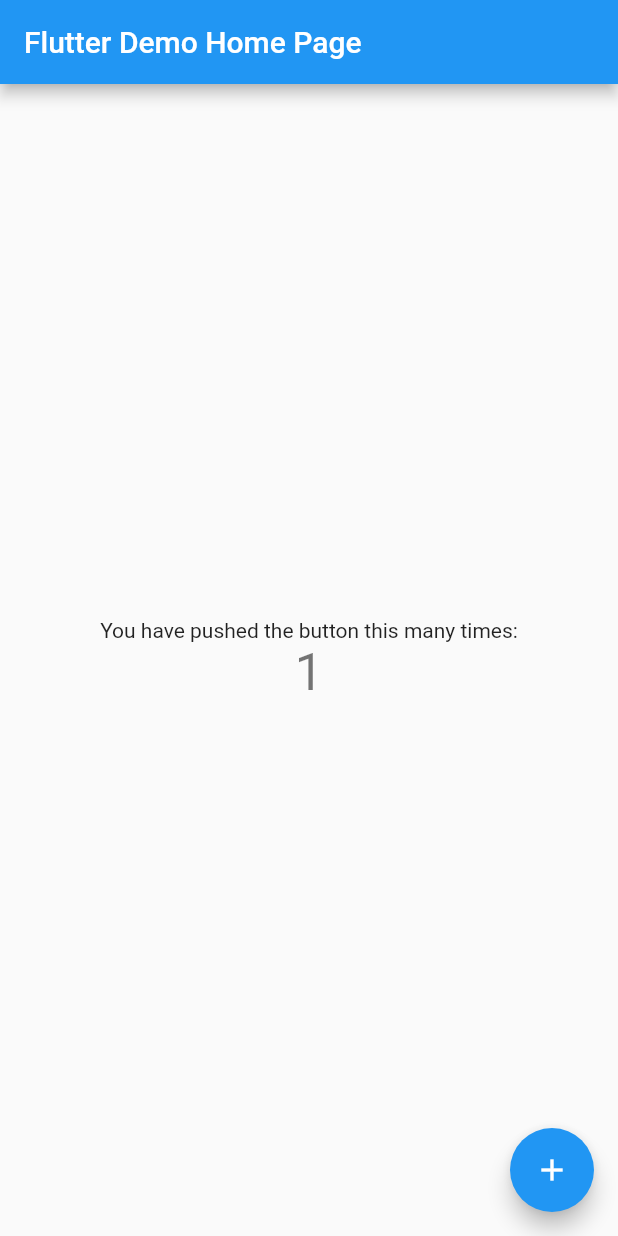
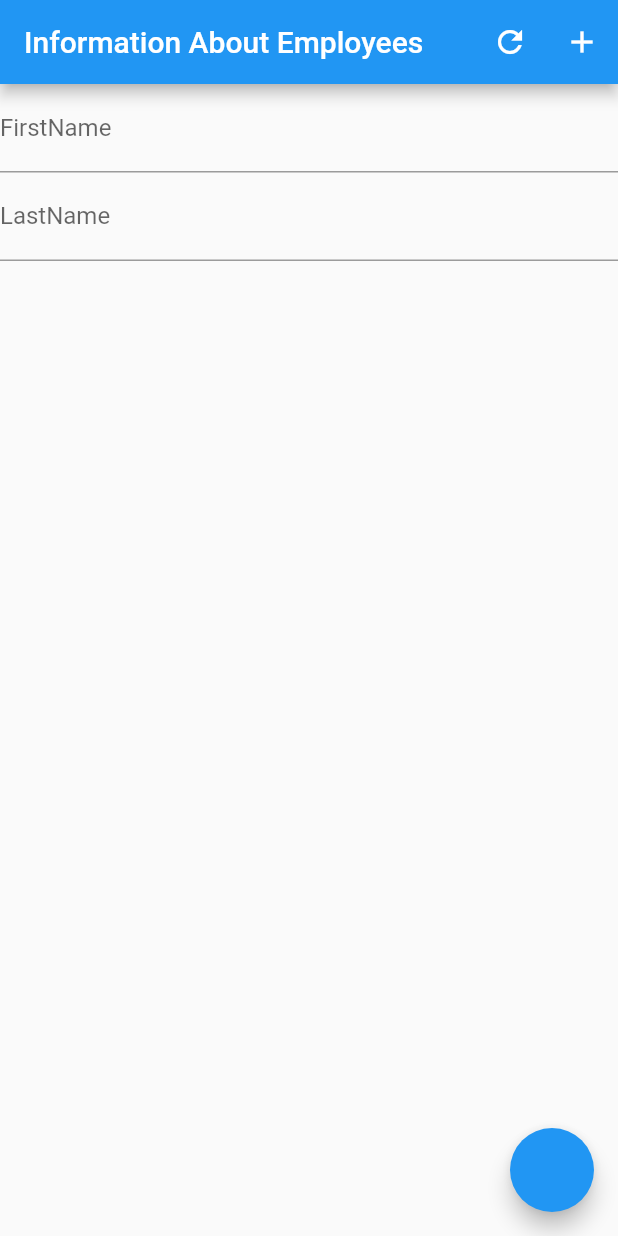
Before and after one commit to Sreenivassreee/managemant-app-with-mysql, a Flutter app: the screen it shows after launch, after a tap on the "add" icon, on a phone screen of 412 x 824 dp. Run offline on Flutter 3.47's test engine with Material 2 defaults, Android fonts, the phone set to English and light mode, and no system bars; network calls fail.

Commit message:
adding classes to deal with mysql

```diff
--- a/lib/main.dart
+++ b/lib/main.dart
@@ -1,117 +1,117 @@
 import 'package:flutter/material.dart';
+import 'package:management_app/services.dart';
 
-void main() {
-  runApp(MyApp());
-}
+import 'model.dart';
 
-class MyApp extends StatelessWidget {
-  // This widget is the root of your application.
+void main() => runApp(myApp());
+
+class myApp extends StatelessWidget {
   @override
   Widget build(BuildContext context) {
     return MaterialApp(
-      title: 'Flutter Demo',
-      theme: ThemeData(
-        // This is the theme of your application.
-        //
-        // Try running your application with "flutter run". You'll see the
-        // application has a blue toolbar. Then, without quitting the app, try
-        // changing the primarySwatch below to Colors.green and then invoke
-        // "hot reload" (press "r" in the console where you ran "flutter run",
-        // or simply save your changes to "hot reload" in a Flutter IDE).
-        // Notice that the counter didn't reset back to zero; the application
-        // is not restarted.
-        primarySwatch: Colors.blue,
-        // This makes the visual density adapt to the platform that you run
-        // the app on. For desktop platforms, the controls will be smaller and
-        // closer together (more dense) than on mobile platforms.
-        visualDensity: VisualDensity.adaptivePlatformDensity,
-      ),
-      home: MyHomePage(title: 'Flutter Demo Home Page'),
+      debugShowCheckedModeBanner: false,
+      title: "Management wtih Sql",
+      home: MyHomePage(),
     );
   }
 }
 
 class MyHomePage extends StatefulWidget {
-  MyHomePage({Key key, this.title}) : super(key: key);
-
-  // This widget is the home page of your application. It is stateful, meaning
-  // that it has a State object (defined below) that contains fields that affect
-  // how it looks.
-
-  // This class is the configuration for the state. It holds the values (in this
-  // case the title) provided by the parent (in this case the App widget) and
-  // used by the build method of the State. Fields in a Widget subclass are
-  // always marked "final".
-
-  final String title;
-
   @override
   _MyHomePageState createState() => _MyHomePageState();
 }
 
 class _MyHomePageState extends State<MyHomePage> {
-  int _counter = 0;
+  Future<List<Model>> people;
+  String selected;
+  TextEditingController firstName = TextEditingController();
+  TextEditingController lastName = TextEditingController();
 
-  void _incrementCounter() {
-    setState(() {
-      // This call to setState tells the Flutter framework that something has
-      // changed in this State, which causes it to rerun the build method below
-      // so that the display can reflect the updated values. If we changed
-      // _counter without calling setState(), then the build method would not be
-      // called again, and so nothing would appear to happen.
-      _counter++;
+  @override
+  void initState() {
+    super.initState();
+  }
+
+  _create() {
+    Services.createTable().then((result) {
+      if (result == '    Sucess') {
+        print("SuceessFully Created");
+      } else if (result == '    Failed') {
+        print("Failed to create");
+      }
     });
+  }
+
+  _Data() {
+    people = Services.Data();
+    print(people);
+  }
+
+  _Add() {
+    Services.add(firstName.text, lastName.text).then((value) {
+      if (value == '    Sucess') {
+        print("SucessFully Added");
+      } else if (value == '    Failed') {
+        print("Failed  To Added");
+      }
+    });
+  }
+
+  _Update() {
+    Services.updage(selected, firstName.text, lastName.text).then((value) {
+      if (value == '    Sucess') {
+        print("SucessFully Added");
+      } else if (value == '    Failed') {
+        print("Failed  To Added");
+      }
+    });
+  }
+
+  _Delete() {
+    Services.delete(selected).then((value) {
+      if (value == '    Sucess') {
+        print("SucessFully Deleted");
+      } else if (value == '    Failed') {
+        print("Failed  To Delete");
+      }
+    });
+  }
+
+  _clearText() {
+    firstName.text = "";
+    lastName.text = "";
   }
 
   @override
   Widget build(BuildContext context) {
-    // This method is rerun every time setState is called, for instance as done
-    // by the _incrementCounter method above.
-    //
-    // The Flutter framework has been optimized to make rerunning build methods
-    // fast, so that you can just rebuild anything that needs updating rather
-    // than having to individually change instances of widgets.
     return Scaffold(
+      floatingActionButton: FloatingActionButton(
+        onPressed: () {
+          _Add();
+          _clearText();
+        },
+      ),
       appBar: AppBar(
-        // Here we take the value from the MyHomePage object that was created by
-        // the App.build method, and use it to set our appbar title.
-        title: Text(widget.title),
+        title: Text("Information About Employees"),
+        actions: [
+          IconButton(icon: Icon(Icons.refresh), onPressed: _Data),
+          IconButton(icon: Icon(Icons.add), onPressed: _create),
+        ],
       ),
-      body: Center(
-        // Center is a layout widget. It takes a single child and positions it
-        // in the middle of the parent.
+      body: Container(
         child: Column(
-          // Column is also a layout widget. It takes a list of children and
-          // arranges them vertically. By default, it sizes itself to fit its
-          // children horizontally, and tries to be as tall as its parent.
-          //
-          // Invoke "debug painting" (press "p" in the console, choose the
-          // "Toggle Debug Paint" action from the Flutter Inspector in Android
-          // Studio, or the "Toggle Debug Paint" command in Visual Studio Code)
-          // to see the wireframe for each widget.
-          //
-          // Column has various properties to control how it sizes itself and
-          // how it positions its children. Here we use mainAxisAlignment to
-          // center the children vertically; the main axis here is the vertical
-          // axis because Columns are vertical (the cross axis would be
-          // horizontal).
-          mainAxisAlignment: MainAxisAlignment.center,
-          children: <Widget>[
-            Text(
-              'You have pushed the button this many times:',
+          children: [
+            TextField(
+              controller: firstName,
+              decoration: InputDecoration(labelText: "FirstName"),
             ),
-            Text(
-              '$_counter',
-              style: Theme.of(context).textTheme.headline4,
+            TextField(
+              controller: lastName,
+              decoration: InputDecoration(labelText: "LastName"),
             ),
           ],
         ),
       ),
-      floatingActionButton: FloatingActionButton(
-        onPressed: _incrementCounter,
-        tooltip: 'Increment',
-        child: Icon(Icons.add),
-      ), // This trailing comma makes auto-formatting nicer for build methods.
     );
   }
 }
--- /dev/null
+++ b/lib/model.dart
@@ -0,0 +1,15 @@
+class Model {
+  String id;
+  String firstName;
+  String lastName;
+
+  Model({this.id, this.firstName, this.lastName});
+
+  factory Model.fromJson(Map<String, dynamic> json) {
+    return Model(
+      id: json['id'] as String,
+      firstName: json['firstName'] as String,
+      lastName: json['lastName'] as String,
+    );
+  }
+}
--- /dev/null
+++ b/lib/services.dart
@@ -0,0 +1,112 @@
+import 'package:management_app/model.dart';
+import 'dart:convert';
+import 'package:http/http.dart' as http;
+
+class Services {
+  static String ROOT = "http://192.168.64.2/Management/script.php";
+  static String CREATE_TABLE_ACTION = 'CreateDb';
+  static String ADD_EMPLOYE_ACTION = 'Add';
+  static String UPDATE_ACTION = 'update';
+  static String GET_ACTION = 'get';
+  static String DELETE_ACTION = 'delete';
+  List<Model> list;
+
+  static List<Model> parseData(String parsedData) {
+    final data = jsonDecode(parsedData).cast<Map<String, dynamic>>();
+    return data.map<Model>((json) => Model.fromJson(json)).toList();
+  }
+
+  static Future<List<Model>> Data() async {
+    try {
+      var map = Map<String, dynamic>();
+      map['action'] = GET_ACTION;
+      final responce = await http.post(ROOT, body: map);
+      if (200 == responce.statusCode) {
+        List<Model> list = parseData(responce.body);
+        return list;
+      } else {
+        return List<Model>();
+      }
+    } catch (e) {
+      return List<Model>();
+    }
+  }
+
+  static Future<String> createTable() async {
+    try {
+      var map = Map<String, dynamic>();
+      map['action'] = CREATE_TABLE_ACTION;
+
+      var responce = await http.post(ROOT, body: map);
+
+      print("${responce.body}");
+
+      if (responce.statusCode == 200) {
+        return responce.body;
+      } else {
+        return "Failed";
+      }
+    } catch (e) {
+      return "Failed";
+    }
+  }
+
+  static Future<String> add(String first, String last) async {
+    try {
+      var map = Map<String, dynamic>();
+      map['action'] = ADD_EMPLOYE_ACTION;
+      map['firstName'] = first;
+      map['lastName'] = last;
+
+      var responce = await http.post(ROOT, body: map);
+
+      print("responce.body : ${responce.body}");
+
+      if (responce.statusCode == 200) {
+        return responce.body;
+      } else {
+        return "Failed";
+      }
+    } catch (e) {
+      return "Failed";
+    }
+  }
+
+  static Future<String> updage(String emp_id, String first, String last) async {
+    try {
+      var map = Map<String, dynamic>();
+      map['action'] = UPDATE_ACTION;
+      map['emp_id'] = emp_id;
+      map['firstName'] = first;
+      map['lastName'] = last;
+
+      var res = await http.post(ROOT, body: map);
+
+      print("UPdate Responce : ${res.body}");
+      if (res.statusCode == 200) {
+        return res.body;
+      } else {
+        return "Failed";
+      }
+    } catch (e) {
+      return "Failed";
+    }
+  }
+
+  static Future<String> delete(String emp_id) async {
+    try {
+      var map = Map<String, dynamic>();
+      map['action'] = DELETE_ACTION;
+
+      var res = await http.post(ROOT, body: map);
+      print("Delete Responce : ${res.body}");
+      if (res.statusCode == 200) {
+        return res.body;
+      } else {
+        return "Failed";
+      }
+    } catch (e) {
+      return "Failed";
+    }
+  }
+}
--- a/pubspec.yaml
+++ b/pubspec.yaml
@@ -28,6 +28,7 @@ dependencies:
   # The following adds the Cupertino Icons font to your application.
   # Use with the CupertinoIcons class for iOS style icons.
   cupertino_icons: ^0.1.3
+  http:
 
 dev_dependencies:
   flutter_test:
```
Also changed, not shown: pubspec.lock, 1 other file.
